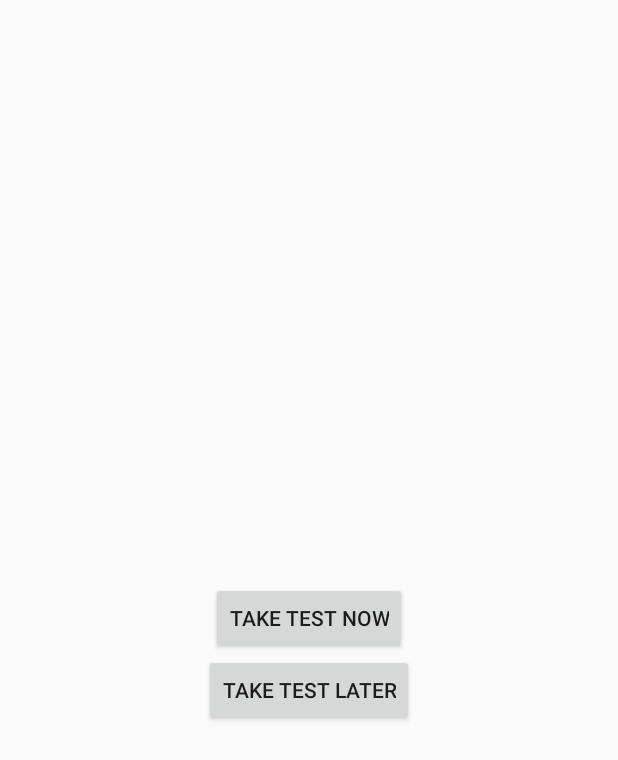
After one commit to Siddharth-Somani/TophawksTraining, an Android app: the layout swipe_layout2.xml on its own in the app's theme, with its tools: preview values and no code run, on a phone screen of 412 x 824 dp. The commit adds this screen. Shown: the top 760 px of the screen. Run offline under Robolectric (Android 15) with nearby library versions, the phone set to English and light mode, and no system bars.

Commit message:
Updated files

```diff
--- /dev/null
+++ b/app/src/main/res/layout/swipe_layout2.xml
@@ -0,0 +1,22 @@
+<?xml version="1.0" encoding="utf-8"?>
+<RelativeLayout xmlns:android="http://schemas.android.com/apk/res/android"
+    android:layout_width="match_parent" android:layout_height="match_parent"
+
+    >
+    <Button
+        android:layout_width="wrap_content"
+        android:layout_height="wrap_content"
+        android:id="@+id/taketestnow"
+        android:text="Take test now"
+        android:layout_centerInParent="true"
+        />
+    <Button
+        android:layout_width="wrap_content"
+        android:layout_height="wrap_content"
+        android:id="@+id/taketestlater"
+        android:text="Take test later"
+        android:layout_below="@+id/taketestnow"
+        android:layout_centerInParent="true"/>
+
+
+</RelativeLayout>
```
Also changed, not shown: app/src/main/java/somani/siddharth/tophawkstraining/CustomSwipeAdapter.java (+36 -6 lines).
